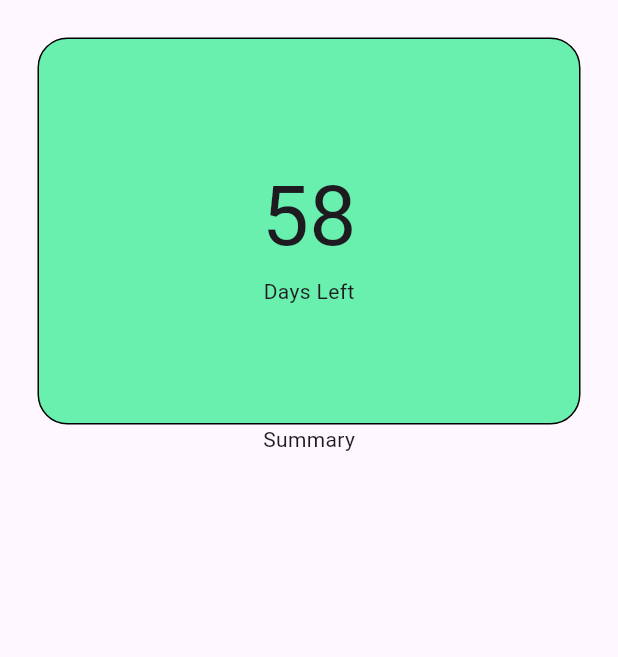
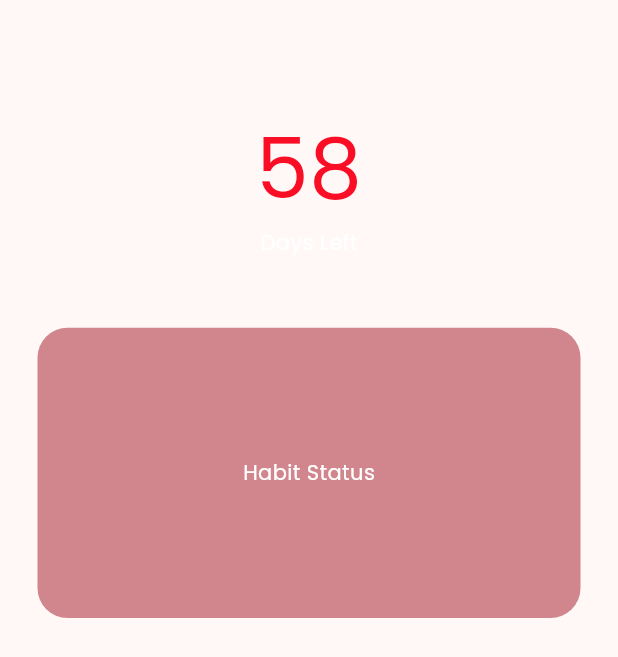
Before and after one commit to Ranger-NF/Eval-You, a Flutter app: the screen it shows after launch, on a phone screen of 412 x 824 dp. Shown: the top 657 px of the screen. Run offline on Flutter 3.47's test engine with Material 3 defaults, Android fonts, the light colour scheme and no system bars; our stand-ins replace google_fonts.

Commit message:
Made all basic containers of mockup design 🧳

```diff
--- a/lib/main.dart
+++ b/lib/main.dart
@@ -1,4 +1,6 @@
 import 'package:flutter/material.dart';
+import 'package:google_fonts/google_fonts.dart';
+// import 'package:syncfusion_flutter_charts/charts.dart';
 
 void main() {
   runApp(const EvalApp());
@@ -13,7 +15,15 @@
     return MaterialApp(
       title: 'Study Eval App',
       theme: ThemeData(
-        colorScheme: ColorScheme.fromSeed(seedColor: Colors.deepPurple),
+        textTheme: GoogleFonts.poppinsTextTheme(
+            Theme.of(context).textTheme.apply(bodyColor: Colors.white)),
+        colorScheme: ColorScheme.fromSeed(
+          seedColor: const Color.fromARGB(250, 161, 15, 31),
+          primary: const Color.fromARGB(250, 250, 9, 33),
+          secondary: const Color.fromARGB(125, 161, 15, 31),
+          tertiary: const Color.fromARGB(250, 233, 128, 140),
+          background: const Color.fromARGB(250, 13, 4, 5),
+        ),
         useMaterial3: true,
       ),
       home: const MyHomePage(),
@@ -49,31 +59,71 @@
         crossAxisAlignment: CrossAxisAlignment.stretch,
         children: [
           Expanded(
+            flex: 1,
+            child: Column(
+              mainAxisAlignment: MainAxisAlignment.center,
+              children: [
+                Text(
+                  '$_daysLeft',
+                  style: TextStyle(
+                      fontSize: 56,
+                      color: Theme.of(context).colorScheme.primary),
+                ),
+                const Text("Days Left") // FONT SIZE UPDATE NEEDED
+              ],
+            ),
+          ),
+          Expanded(
               flex: 1,
               child: Container(
                 decoration: BoxDecoration(
-                    color: Colors.greenAccent, // COLOR UPDATE NEEDED
-                    border:
-                        Border.all(color: Colors.black), // COLOR UPDATE NEEDED
+                    color: Theme.of(context).colorScheme.secondary,
                     borderRadius: const BorderRadius.all(Radius.circular(20))),
-                child: Column(
+                child: const Row(
                   mainAxisAlignment: MainAxisAlignment.center,
                   children: [
-                    Text(
-                      '$_daysLeft',
-                      style: const TextStyle(fontSize: 56),
-                    ),
-                    const Text("Days Left") // FONT SIZE UPDATE NEEDED
+                    Text("Habit Status"),
                   ],
                 ),
               )),
           const Expanded(
-              flex: 2,
+              flex: 1,
               child: Column(
-                children: [Text("Summary")],
+                mainAxisAlignment: MainAxisAlignment.center,
+                children: [Text("Insights")],
+              )),
+          const Expanded(
+              flex: 1,
+              child: Column(
+                mainAxisAlignment: MainAxisAlignment.center,
+                children: [
+                  Text("Graph Here")
+                  // SfCartesianChart(
+                  //     // Initialize category axis
+                  //     primaryXAxis: const CategoryAxis(),
+                  //     series: <LineSeries<SalesData, String>>[
+                  //       LineSeries<SalesData, String>(
+                  //           // Bind data source
+                  //           dataSource: <SalesData>[
+                  //             SalesData('Jan', 35),
+                  //             SalesData('Feb', 28),
+                  //             SalesData('Mar', 34),
+                  //             SalesData('Apr', 32),
+                  //             SalesData('May', 40)
+                  //           ],
+                  //           xValueMapper: (SalesData sales, _) => sales.year,
+                  //           yValueMapper: (SalesData sales, _) => sales.sales)
+                  //     ])
+                ],
               ))
         ],
       ),
     ));
   }
 }
+
+// class SalesData {
+//   SalesData(this.year, this.sales);
+//   final String year;
+//   final double sales;
+// }
--- a/pubspec.yaml
+++ b/pubspec.yaml
@@ -34,6 +34,8 @@ dependencies:
   # The following adds the Cupertino Icons font to your application.
   # Use with the CupertinoIcons class for iOS style icons.
   cupertino_icons: ^1.0.2
+  google_fonts: ^6.1.0
+  syncfusion_flutter_charts: ^24.2.3+1
 
 dev_dependencies:
   flutter_test:
```
Also changed, not shown: pubspec.lock, 1 other file.
